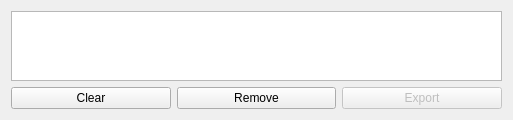
Old version of the form src/madgui/widget/correct/recordstable.ui in the repository hibtc/madgui.
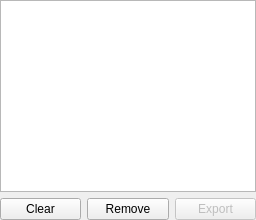
New version of the form. Custom widgets are drawn as their Qt base class.

Commit message: Disable child margins and remove arbitrary size hints

```diff
--- a/src/madgui/widget/correct/recordstable.ui
+++ b/src/madgui/widget/correct/recordstable.ui
@@ -2,18 +2,22 @@
 <ui version="4.0">
  <class>Form</class>
  <widget class="QWidget" name="Form">
-  <property name="geometry">
-   <rect>
-    <x>0</x>
-    <y>0</y>
-    <width>513</width>
-    <height>41</height>
-   </rect>
-  </property>
   <property name="windowTitle">
    <string>Form</string>
   </property>
   <layout class="QGridLayout">
+   <property name="leftMargin">
+    <number>0</number>
+   </property>
+   <property name="topMargin">
+    <number>0</number>
+   </property>
+   <property name="rightMargin">
+    <number>0</number>
+   </property>
+   <property name="bottomMargin">
+    <number>0</number>
+   </property>
    <item row="1" column="0">
     <widget class="QPushButton" name="clearRecordsButton">
      <property name="text">
```
The commit also changes 9 other files.
